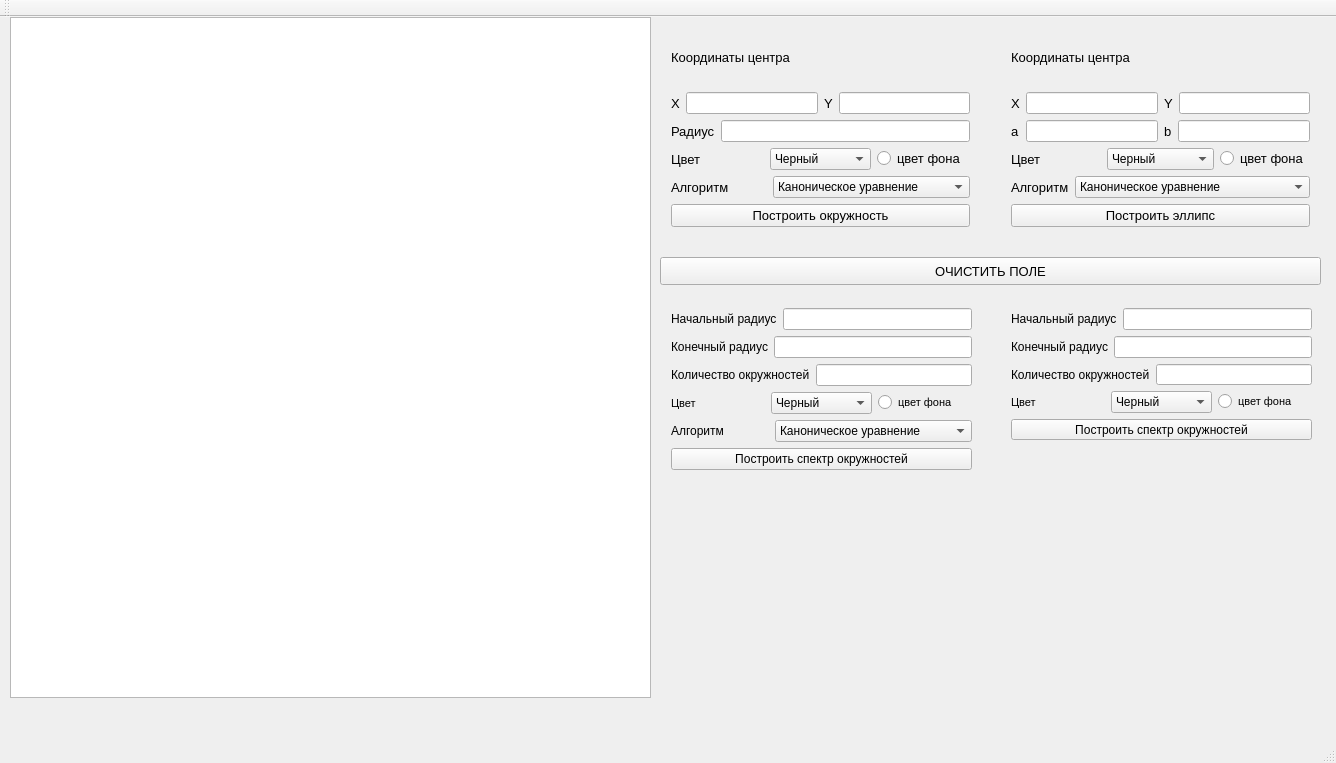
The window that ksupol/lab_04/lab_04/mainwindow.ui (SGCube/IU7-Computer-Graphics) describes before a commit, drawn with Qt 5.
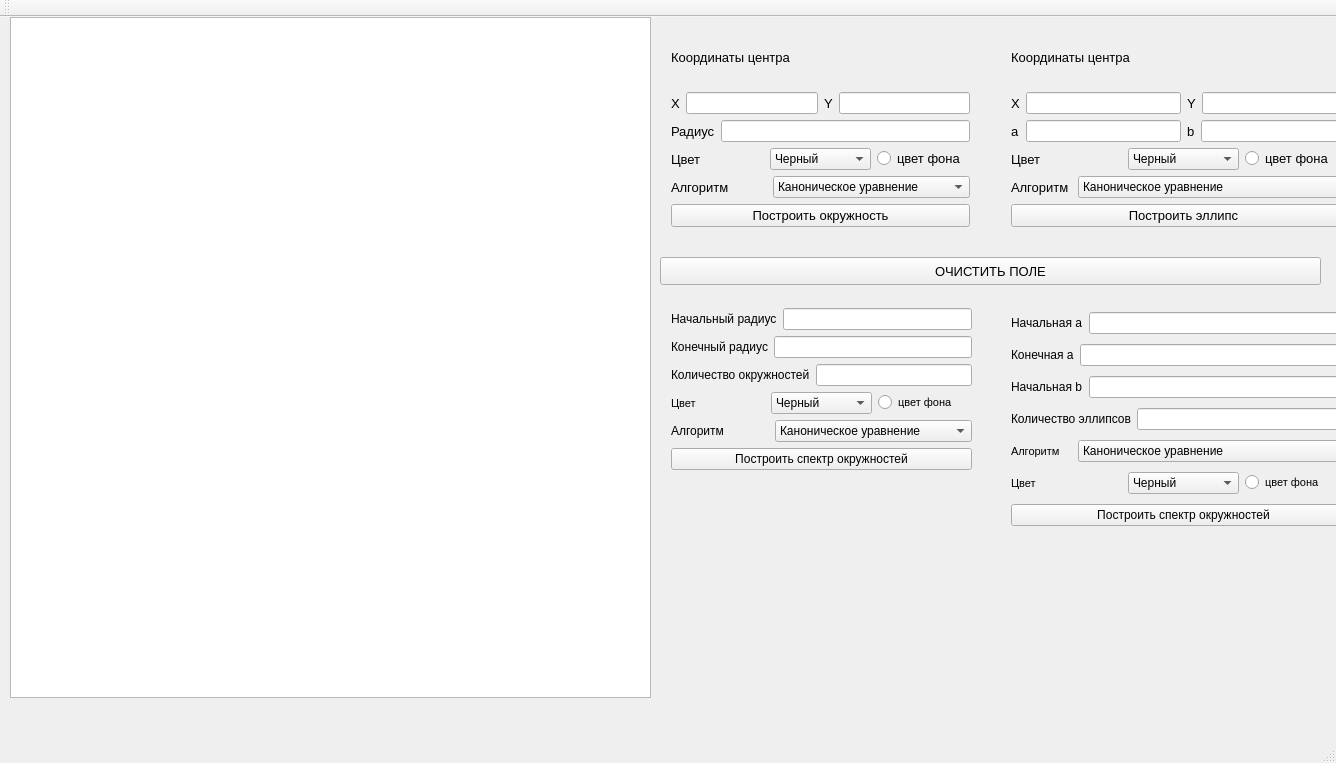
The same window after the commit.

Diff of the .ui file:
```diff
--- a/ksupol/lab_04/lab_04/mainwindow.ui
+++ b/ksupol/lab_04/lab_04/mainwindow.ui
@@ -235,7 +235,7 @@
      <rect>
       <x>1000</x>
       <y>0</y>
-      <width>321</width>
+      <width>367</width>
       <height>221</height>
      </rect>
     </property>
@@ -460,8 +460,8 @@
      <rect>
       <x>1000</x>
       <y>280</y>
-      <width>323</width>
-      <height>154</height>
+      <width>367</width>
+      <height>247</height>
      </rect>
     </property>
     <layout class="QVBoxLayout" name="verticalLayout_4">
@@ -475,7 +475,7 @@
           </font>
          </property>
          <property name="text">
-          <string>Начальный радиус</string>
+          <string>Начальная a</string>
          </property>
         </widget>
        </item>
@@ -494,12 +494,31 @@
           </font>
          </property>
          <property name="text">
-          <string>Конечный радиус</string>
+          <string>Конечная a</string>
          </property>
         </widget>
        </item>
        <item>
-        <widget class="QLineEdit" name="lineEdit_9"/>
+        <widget class="QLineEdit" name="end_a"/>
+       </item>
+      </layout>
+     </item>
+     <item>
+      <layout class="QHBoxLayout" name="horizontalLayout_19">
+       <item>
+        <widget class="QLabel" name="label_23">
+         <property name="font">
+          <font>
+           <pointsize>9</pointsize>
+          </font>
+         </property>
+         <property name="text">
+          <string>Начальная b</string>
+         </property>
+        </widget>
+       </item>
+       <item>
+        <widget class="QLineEdit" name="st_b"/>
        </item>
       </layout>
      </item>
@@ -513,12 +532,57 @@
           </font>
          </property>
          <property name="text">
-          <string>Количество окружностей</string>
+          <string>Количество эллипсов</string>
          </property>
         </widget>
        </item>
        <item>
-        <widget class="QLineEdit" name="lineEdit_10"/>
+        <widget class="QLineEdit" name="el_am"/>
+       </item>
+      </layout>
+     </item>
+     <item>
+      <layout class="QHBoxLayout" name="horizontalLayout_21">
+       <item>
+        <widget class="QLabel" name="label_25">
+         <property name="font">
+          <font>
+           <pointsize>8</pointsize>
+          </font>
+         </property>
+         <property name="text">
+          <string>Алгоритм</string>
+         </property>
+        </widget>
+       </item>
+       <item>
+        <widget class="QComboBox" name="el_alg_2">
+         <item>
+          <property name="text">
+           <string>Каноническое уравнение</string>
+          </property>
+         </item>
+         <item>
+          <property name="text">
+           <string>Параметрическое уравнение</string>
+          </property>
+         </item>
+         <item>
+          <property name="text">
+           <string>Модифицированный алгоритм Брезенхема</string>
+          </property>
+         </item>
+         <item>
+          <property name="text">
+           <string>Алгоритм средней точки</string>
+          </property>
+         </item>
+         <item>
+          <property name="text">
+           <string>Библиотечный алгоритм</string>
+          </property>
+         </item>
+        </widget>
        </item>
       </layout>
      </item>
```
Left out of the diff: 8 changed lines with no effect on the pictures.
